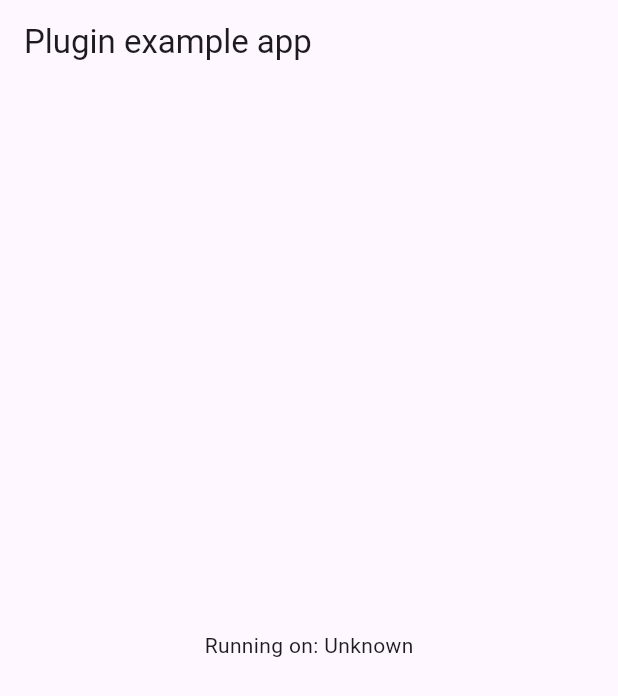
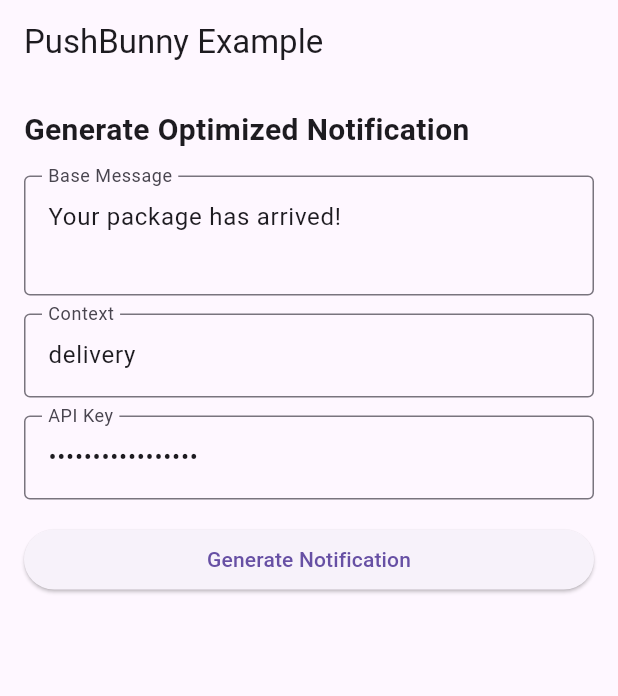
Before and after one commit to InventiveOtters/PushBunny, a Flutter app: the screen it shows after launch, on a phone screen of 412 x 824 dp. Shown: the top 696 px of the screen. Run offline on Flutter 3.47's test engine with Material 3 defaults, Android fonts, the phone set to English and light mode, and no system bars.

Commit message:
Create flutter sdk example app.

```diff
--- a/fluttersdk/example/lib/main.dart
+++ b/fluttersdk/example/lib/main.dart
@@ -1,7 +1,4 @@
 import 'package:flutter/material.dart';
-import 'dart:async';
-
-import 'package:flutter/services.dart';
 import 'package:fluttersdk/fluttersdk.dart';
 
 void main() {
@@ -16,46 +13,129 @@
 }
 
 class _MyAppState extends State<MyApp> {
-  String _platformVersion = 'Unknown';
-  final _fluttersdkPlugin = Fluttersdk();
+  final _client = PushBunnyClient();
+  final _baseMessageController = TextEditingController(
+    text: 'Your package has arrived!',
+  );
+  final _contextController = TextEditingController(text: 'delivery');
+  final _apiKeyController = TextEditingController(text: 'your-api-key-here');
+
+  String _result = '';
+  bool _isLoading = false;
 
   @override
-  void initState() {
-    super.initState();
-    initPlatformState();
+  void dispose() {
+    _baseMessageController.dispose();
+    _contextController.dispose();
+    _apiKeyController.dispose();
+    super.dispose();
   }
 
-  // Platform messages are asynchronous, so we initialize in an async method.
-  Future<void> initPlatformState() async {
-    String platformVersion;
-    // Platform messages may fail, so we use a try/catch PlatformException.
-    // We also handle the message potentially returning null.
+  Future<void> _generateNotification() async {
+    setState(() {
+      _isLoading = true;
+      _result = '';
+    });
+
     try {
-      platformVersion =
-          await _fluttersdkPlugin.getPlatformVersion() ?? 'Unknown platform version';
-    } on PlatformException {
-      platformVersion = 'Failed to get platform version.';
+      final response = await _client.generateNotification(
+        baseMessage: _baseMessageController.text,
+        context: _contextController.text,
+        apiKey: _apiKeyController.text,
+        locale: 'en-US',
+      );
+
+      setState(() {
+        _result =
+            'Success!\n\n'
+            'Optimized Message:\n${response.resolvedMessage}\n\n'
+            'Variant ID: ${response.variantId}';
+        _isLoading = false;
+      });
+    } on PushBunnyException catch (e) {
+      setState(() {
+        _result = 'Error: ${e.message}\nCode: ${e.code}';
+        _isLoading = false;
+      });
+    } catch (e) {
+      setState(() {
+        _result = 'Unexpected error: $e';
+        _isLoading = false;
+      });
     }
-
-    // If the widget was removed from the tree while the asynchronous platform
-    // message was in flight, we want to discard the reply rather than calling
-    // setState to update our non-existent appearance.
-    if (!mounted) return;
-
-    setState(() {
-      _platformVersion = platformVersion;
-    });
   }
 
   @override
   Widget build(BuildContext context) {
     return MaterialApp(
       home: Scaffold(
-        appBar: AppBar(
-          title: const Text('Plugin example app'),
-        ),
-        body: Center(
-          child: Text('Running on: $_platformVersion\n'),
+        appBar: AppBar(title: const Text('PushBunny Example')),
+        body: SingleChildScrollView(
+          padding: const EdgeInsets.all(16.0),
+          child: Column(
+            crossAxisAlignment: CrossAxisAlignment.stretch,
+            children: [
+              const Text(
+                'Generate Optimized Notification',
+                style: TextStyle(fontSize: 20, fontWeight: FontWeight.bold),
+              ),
+              const SizedBox(height: 16),
+              TextField(
+                controller: _baseMessageController,
+                decoration: const InputDecoration(
+                  labelText: 'Base Message',
+                  border: OutlineInputBorder(),
+                ),
+                maxLines: 2,
+              ),
+              const SizedBox(height: 12),
+              TextField(
+                controller: _contextController,
+                decoration: const InputDecoration(
+                  labelText: 'Context',
+                  border: OutlineInputBorder(),
+                  hintText: 'e.g., delivery, messaging, social',
+                ),
+              ),
+              const SizedBox(height: 12),
+              TextField(
+                controller: _apiKeyController,
+                decoration: const InputDecoration(
+                  labelText: 'API Key',
+                  border: OutlineInputBorder(),
+                ),
+                obscureText: true,
+              ),
+              const SizedBox(height: 16),
+              ElevatedButton(
+                onPressed: _isLoading ? null : _generateNotification,
+                child: _isLoading
+                    ? const SizedBox(
+                        height: 20,
+                        width: 20,
+                        child: CircularProgressIndicator(strokeWidth: 2),
+                      )
+                    : const Text('Generate Notification'),
+              ),
+              const SizedBox(height: 24),
+              if (_result.isNotEmpty)
+                Container(
+                  padding: const EdgeInsets.all(16),
+                  decoration: BoxDecoration(
+                    color: _result.startsWith('Success')
+                        ? Colors.green.shade50
+                        : Colors.red.shade50,
+                    borderRadius: BorderRadius.circular(8),
+                    border: Border.all(
+                      color: _result.startsWith('Success')
+                          ? Colors.green
+                          : Colors.red,
+                    ),
+                  ),
+                  child: Text(_result, style: const TextStyle(fontSize: 14)),
+                ),
+            ],
+          ),
         ),
       ),
     );
```
Also changed, not shown: 6 other files.
